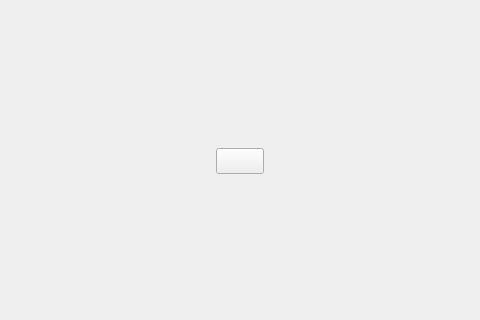
Above: org.nickvision.application.qt/src/views/mainwindow.ui from NickvisionApps/Application before the change; both pictures show x 295 to 775 and y 227 to 547 of the 1069 by 697 pixel window. Below: the same form after it.
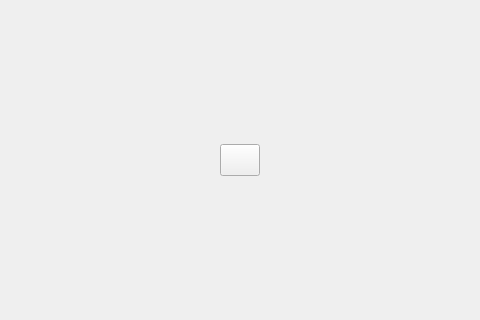
That is the form after the change. The open tabs and pages were chosen to show the change. Icons and pictures are not drawn.

```diff
--- a/org.nickvision.application.qt/src/views/mainwindow.ui
+++ b/org.nickvision.application.qt/src/views/mainwindow.ui
@@ -10,11 +10,6 @@
     <height>697</height>
    </rect>
   </property>
-  <property name="font">
-   <font>
-    <pointsize>11</pointsize>
-   </font>
-  </property>
   <property name="windowIcon">
    <iconset resource="mainwindow.qrc">
     <normaloff>:/icons/resources/org.nickvision.application.ico</normaloff>:/icons/resources/org.nickvision.application.ico</iconset>
@@ -90,6 +85,12 @@
           </item>
           <item>
            <widget class="QPushButton" name="btnHomeOpenFolder">
+            <property name="minimumSize">
+             <size>
+              <width>0</width>
+              <height>32</height>
+             </size>
+            </property>
             <property name="icon">
              <iconset theme="folder-open"/>
             </property>
```
